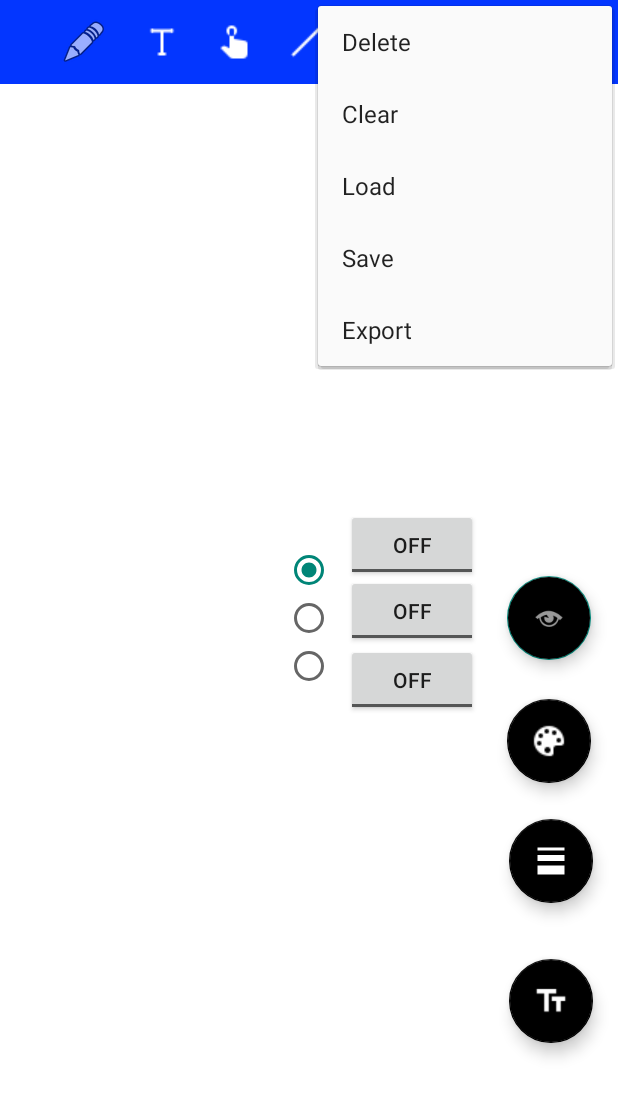
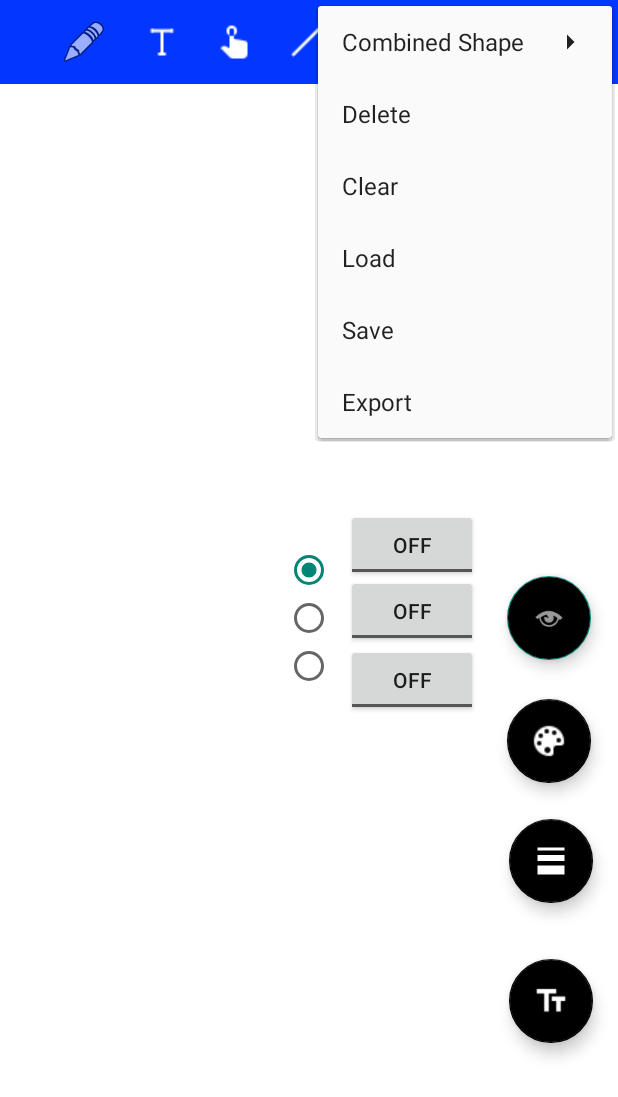
Before and after one commit to jonasspeiser/android-sketch-app, an Android app: the screen it shows after launch (MainActivity), with the options menu open, on a phone screen of 412 x 824 dp. Shown: the top 1097 px of the screen. Run offline under Robolectric (Android 15) with nearby library versions, the phone set to English and light mode, and no system bars; our stand-ins replace data binding; libraries missing offline, so code that uses them is left out: petrov.kristiyan.colorpicker.

Commit message:
Combined Shape Menu Item

```diff
--- a/implementation/Sketch_App/app/src/main/java/at/ac/univie/se2ws2020team0310/sketch_app/view/CanvasView.java
+++ b/implementation/Sketch_App/app/src/main/java/at/ac/univie/se2ws2020team0310/sketch_app/view/CanvasView.java
@@ -135,8 +135,8 @@ public class CanvasView extends View {
     }
 
     public boolean export(Context context, ContentResolver contentResolver,  String fileFormat) throws IOException {
-        canvasViewModel.export(context, contentResolver, fileFormat, this.getDrawingCache());
-        return true;
+        canvasViewModel.export(context, contentResolver, fileFormat, this.getDrawingCache());   // TODO return canvasViewModel.export(...
+        return true;                                                                            // remove return true
     }
 
 }
--- a/implementation/Sketch_App/app/src/main/java/at/ac/univie/se2ws2020team0310/sketch_app/view/MainActivity.java
+++ b/implementation/Sketch_App/app/src/main/java/at/ac/univie/se2ws2020team0310/sketch_app/view/MainActivity.java
@@ -1,7 +1,6 @@
 package at.ac.univie.se2ws2020team0310.sketch_app.view;
 
 import android.app.AlertDialog;
-import android.app.Dialog;
 import android.content.ContentResolver;
 import android.content.Context;
 import android.content.DialogInterface;
@@ -15,7 +14,6 @@ import android.view.inputmethod.InputMethodManager;
 import android.widget.Button;
 import android.widget.CompoundButton;
 import android.widget.EditText;
-import android.widget.ImageButton;
 import android.widget.RadioButton;
 import android.widget.SeekBar;
 import android.widget.Switch;
@@ -28,9 +26,9 @@ import androidx.appcompat.widget.Toolbar;
 import androidx.core.content.ContextCompat;
 import androidx.databinding.DataBindingUtil;
 
+import com.google.android.material.floatingactionbutton.FloatingActionButton;
+
 import java.io.IOException;
-
-import com.google.android.material.floatingactionbutton.FloatingActionButton;
 
 import at.ac.univie.se2ws2020team0310.sketch_app.R;
 import at.ac.univie.se2ws2020team0310.sketch_app.databinding.ActivityMainBinding;
@@ -329,6 +327,7 @@ public class MainActivity extends AppCompatActivity {
                         switch (which) {
                             case 0:
                                 try {
+                                    // TODO if export always returns true, make it a simple void method and remove if-check here
                                     if(canvasView.export(MainActivity.this, contentResolver, "JPEG")==true){
                                         Toast jpegExport = Toast.makeText(getApplicationContext(), "JPEG Export successful!", Toast.LENGTH_LONG);
                                         jpegExport.show();
@@ -339,6 +338,7 @@ public class MainActivity extends AppCompatActivity {
                                 break;
                             case 1:
                                 try {
+                                    // TODO same as above
                                     if(canvasView.export(MainActivity.this, contentResolver, "PNG")==true){
                                         Toast pngExport = Toast.makeText(getApplicationContext(), "PNG Export successful!", Toast.LENGTH_LONG);
                                         pngExport.show();
@@ -408,6 +408,10 @@ public class MainActivity extends AppCompatActivity {
             case R.id.editModeId:
                 mainViewModel.toggleEditMode();
                 showToast("Edit mode: " + (mainViewModel.isEditModeOn() ? "ON" : "OFF"));
+                return true;
+
+            case R.id.newCombiShapeId:
+                showToast("Create new Combined Shape");
                 return true;
 
             default:
--- a/implementation/Sketch_App/app/src/main/java/at/ac/univie/se2ws2020team0310/sketch_app/viewmodel/CanvasViewModel.java
+++ b/implementation/Sketch_App/app/src/main/java/at/ac/univie/se2ws2020team0310/sketch_app/viewmodel/CanvasViewModel.java
@@ -163,8 +163,8 @@ public class CanvasViewModel extends ViewModel {
     }
 
     public boolean export(Context context,ContentResolver contentResolver,  String fileFormat, Bitmap drawingCache) throws IOException {
-        sketch.export(context, contentResolver, fileFormat, drawingCache);
-        return true;
+        sketch.export(context, contentResolver, fileFormat, drawingCache);  // TODO return sketch.export(...
+        return true;                                                        // remove return true
     }
 
 }
--- a/implementation/Sketch_App/app/src/main/res/menu/menu.xml
+++ b/implementation/Sketch_App/app/src/main/res/menu/menu.xml
@@ -40,12 +40,25 @@
         android:icon="@drawable/menu_icon_triangle"
         android:title="@string/menu_icon_triangle_title"
         app:showAsAction="always" />
+
+    <item
+        android:id="@+id/combiShapeId"
+        android:icon="@drawable/combi_shape_icon"
+        android:title="@string/combi_shape"
+        app:showAsAction="ifRoom">
+        <menu>
+            <item
+                android:id="@+id/newCombiShapeId"
+                android:title="@string/option_combi_shape_new"/>
+        </menu>
+    </item>
+
     <item
         android:id="@+id/deleteId"
         android:title="@string/option_menu_delete"/>
     <item
         android:id="@+id/clearId"
-        android:title="Clear" />
+        android:title="@string/clear" />
     <item
         android:id="@+id/loadId"
         android:title="@string/option_menu_load" />
@@ -56,5 +69,4 @@
         android:id="@+id/exportId"
         android:title="@string/option_menu_export"/>
 
-
 </menu>
--- a/implementation/Sketch_App/app/src/main/res/values/strings.xml
+++ b/implementation/Sketch_App/app/src/main/res/values/strings.xml
@@ -15,8 +15,11 @@
     <string name="floatingbutton_textSize">Text size button</string>
     <string name="floatingbutton_lineWidth">Button line width</string>
     <string name="floatingbutton_color">Button Color Picker</string>
-    <string name="menu_icon_toggleEdit_title">menu_icon_toggleEdit_title</string>
-    <string name="button_italic" >button_italic</string>
-    <string name="button_bold">button_bold</string>
-    <string name="button_underline">button_underline</string>
+    <string name="menu_icon_toggleEdit_title">Edit</string>
+    <string name="button_italic" >Italic</string>
+    <string name="button_bold">Bold</string>
+    <string name="button_underline">Underline</string>
+    <string name="combi_shape">Combined Shape</string>
+    <string name="clear">Clear</string>
+    <string name="option_combi_shape_new">New</string>
 </resources>
```
Also changed, not shown: implementation/Sketch_App/app/src/main/java/at/ac/univie/se2ws2020team0310/sketch_app/model/Sketch.java (+0 -11 lines), implementation/Sketch_App/app/src/main/res/drawable/combi_shape_icon.png (added), 1 other file.
